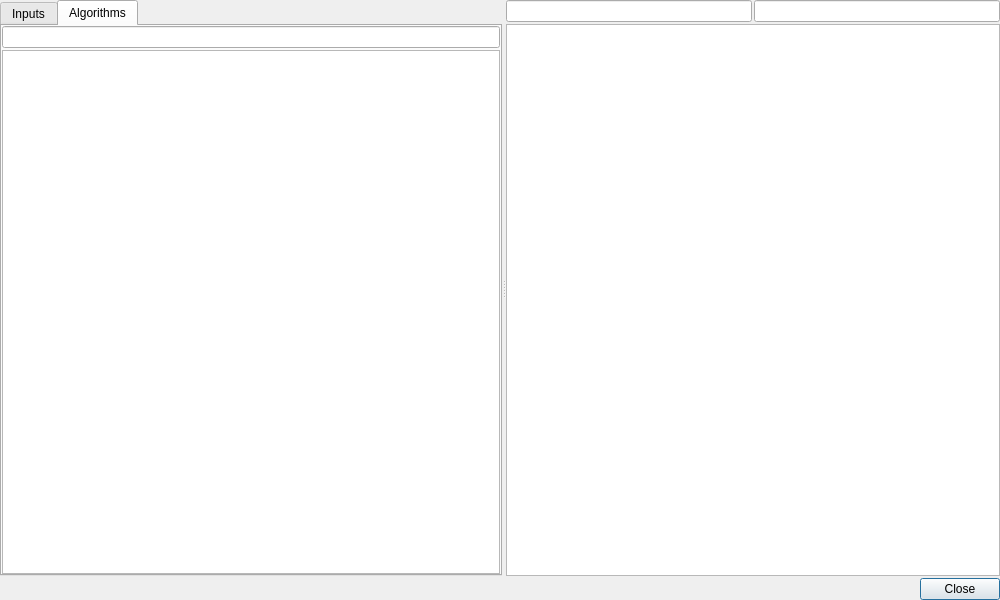
This is python/plugins/processing/ui/DlgModeler.ui in qgis/QGIS as Qt 5 draws it before an edit. The edited form follows.
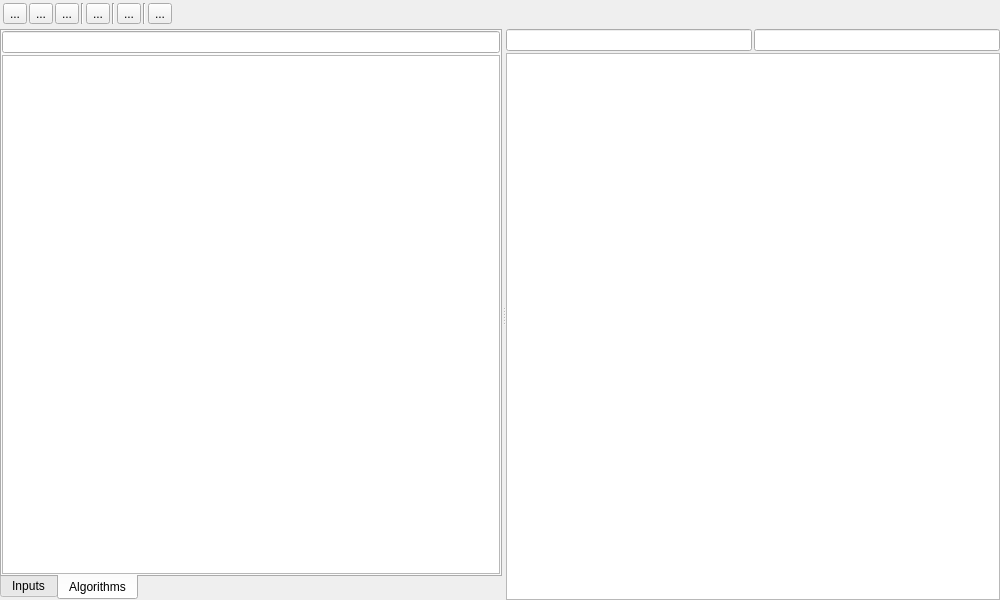
This is the edited form. Custom widgets are drawn as their Qt base class.

Commit message: [processing] add toolbar to modeler dialog

```diff
--- a/python/plugins/processing/ui/DlgModeler.ui
+++ b/python/plugins/processing/ui/DlgModeler.ui
@@ -20,6 +20,110 @@
    <property name="margin">
     <number>0</number>
    </property>
+   <item>
+    <layout class="QHBoxLayout" name="horizontalLayout">
+     <property name="spacing">
+      <number>-1</number>
+     </property>
+     <property name="margin">
+      <number>3</number>
+     </property>
+     <item>
+      <widget class="QToolButton" name="btnOpen">
+       <property name="toolTip">
+        <string>Open model</string>
+       </property>
+       <property name="text">
+        <string>...</string>
+       </property>
+      </widget>
+     </item>
+     <item>
+      <widget class="QToolButton" name="btnSave">
+       <property name="toolTip">
+        <string>Save</string>
+       </property>
+       <property name="text">
+        <string>...</string>
+       </property>
+      </widget>
+     </item>
+     <item>
+      <widget class="QToolButton" name="btnSaveAs">
+       <property name="toolTip">
+        <string>Save as...</string>
+       </property>
+       <property name="text">
+        <string>...</string>
+       </property>
+      </widget>
+     </item>
+     <item>
+      <widget class="Line" name="line">
+       <property name="orientation">
+        <enum>Qt::Vertical</enum>
+       </property>
+      </widget>
+     </item>
+     <item>
+      <widget class="QToolButton" name="btnExportImage">
+       <property name="toolTip">
+        <string>Export as image</string>
+       </property>
+       <property name="text">
+        <string>...</string>
+       </property>
+      </widget>
+     </item>
+     <item>
+      <widget class="Line" name="line_2">
+       <property name="orientation">
+        <enum>Qt::Vertical</enum>
+       </property>
+      </widget>
+     </item>
+     <item>
+      <widget class="QToolButton" name="btnEditHelp">
+       <property name="toolTip">
+        <string>Edit model help</string>
+       </property>
+       <property name="text">
+        <string>...</string>
+       </property>
+      </widget>
+     </item>
+     <item>
+      <widget class="Line" name="line_3">
+       <property name="orientation">
+        <enum>Qt::Vertical</enum>
+       </property>
+      </widget>
+     </item>
+     <item>
+      <widget class="QToolButton" name="btnRun">
+       <property name="toolTip">
+        <string>Run model</string>
+       </property>
+       <property name="text">
+        <string>...</string>
+       </property>
+      </widget>
+     </item>
+     <item>
+      <spacer name="horizontalSpacer">
+       <property name="orientation">
+        <enum>Qt::Horizontal</enum>
+       </property>
+       <property name="sizeHint" stdset="0">
+        <size>
+         <width>40</width>
+         <height>20</height>
+        </size>
+       </property>
+      </spacer>
+     </item>
+    </layout>
+   </item>
    <item>
     <widget class="QSplitter" name="splitter">
      <property name="orientation">
@@ -32,6 +136,9 @@
         <height>0</height>
        </size>
       </property>
+      <property name="tabPosition">
+       <enum>QTabWidget::South</enum>
+      </property>
       <property name="currentIndex">
        <number>1</number>
       </property>
@@ -125,16 +232,6 @@
      </widget>
     </widget>
    </item>
-   <item>
-    <widget class="QDialogButtonBox" name="buttonBox">
-     <property name="orientation">
-      <enum>Qt::Horizontal</enum>
-     </property>
-     <property name="standardButtons">
-      <set>QDialogButtonBox::Close</set>
-     </property>
-    </widget>
-   </item>
   </layout>
  </widget>
  <customwidgets>
```
Left out of the diff: 35 changed lines with no effect on the pictures. The commit also changes 2 other files.
